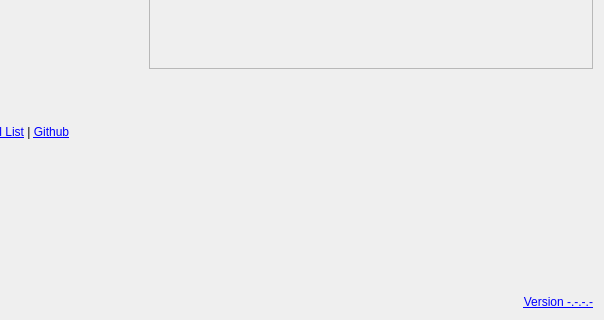
The window that src/qt/forms/overviewpage.ui (infinitecoin/infinitecoin) describes before a commit, drawn with Qt 5; both pictures show x 313 to 917 and y 180 to 500 of the 917 by 500 pixel window.
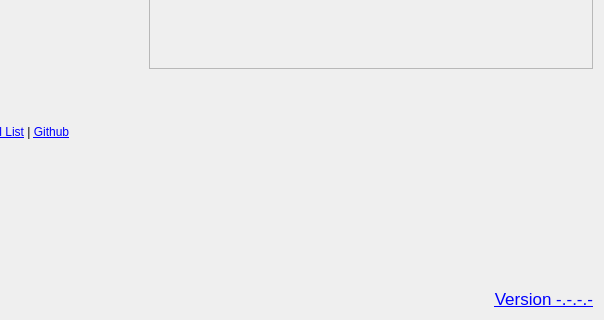
The same window after the commit. Icons and pictures are not drawn.

```diff
--- a/src/qt/forms/overviewpage.ui
+++ b/src/qt/forms/overviewpage.ui
@@ -364,7 +364,7 @@
       <widget class="QLabel" name="label_8">
        <property name="font">
         <font>
-         <pointsize>9</pointsize>
+         <pointsize>13</pointsize>
          <weight>50</weight>
          <italic>false</italic>
          <bold>false</bold>
```
